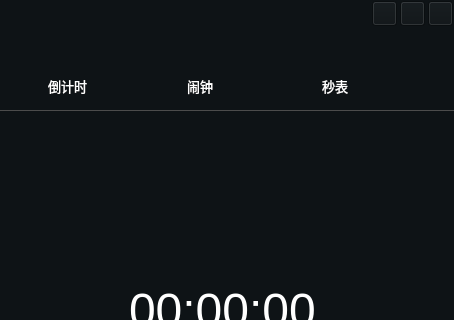
Above: src/plugins/Clock_deamon/clock.ui from ukui/ukui-sidebar before the change; both pictures show x 0 to 454 and y 0 to 320 of the 454 by 660 pixel window. Below: the same form after it.
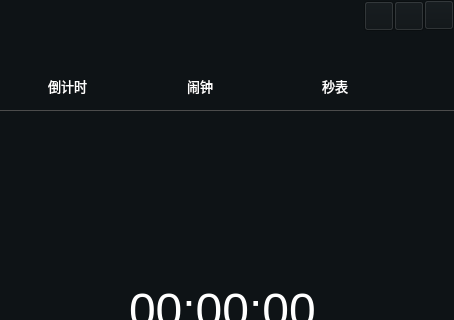
That is the form after the change. Icons and pictures are not drawn. Custom widgets are drawn as their Qt base class.

Commit message: 1. Increase the icon of the alarm off button 2. Setting the alarm size is not affected by the system

Diff of the .ui file:
```diff
--- a/src/plugins/Clock_deamon/clock.ui
+++ b/src/plugins/Clock_deamon/clock.ui
@@ -624,10 +624,10 @@
   <widget class="QPushButton" name="pushButton_5">
    <property name="geometry">
     <rect>
-     <x>428</x>
-     <y>1</y>
-     <width>25</width>
-     <height>25</height>
+     <x>424</x>
+     <y>0</y>
+     <width>30</width>
+     <height>30</height>
     </rect>
    </property>
    <property name="text">
@@ -637,10 +637,10 @@
   <widget class="QPushButton" name="pushButton_4">
    <property name="geometry">
     <rect>
-     <x>400</x>
+     <x>394</x>
      <y>1</y>
-     <width>25</width>
-     <height>25</height>
+     <width>30</width>
+     <height>30</height>
     </rect>
    </property>
    <property name="text">
@@ -657,7 +657,8 @@
     </rect>
    </property>
    <property name="styleSheet">
-    <string notr="true">border-radius:7px;</string>
+    <string notr="true">border-radius:7px;
+</string>
    </property>
    <widget class="QWidget" name="page_7">
     <widget class="QPushButton" name="pushButton_3">
@@ -1181,10 +1182,10 @@
   <widget class="QPushButton" name="pushButton_12">
    <property name="geometry">
     <rect>
-     <x>372</x>
+     <x>364</x>
      <y>1</y>
-     <width>25</width>
-     <height>25</height>
+     <width>30</width>
+     <height>30</height>
     </rect>
    </property>
    <property name="text">
@@ -1205,10 +1206,10 @@
   </action>
   <zorder>set_page</zorder>
   <zorder>pushButton_5</zorder>
-  <zorder>pushButton_4</zorder>
   <zorder>stackedWidget_3</zorder>
   <zorder>stackedWidget</zorder>
   <zorder>pushButton_12</zorder>
+  <zorder>pushButton_4</zorder>
  </widget>
  <layoutdefault spacing="6" margin="11"/>
  <customwidgets>
```
The commit also changes 1 other file.
